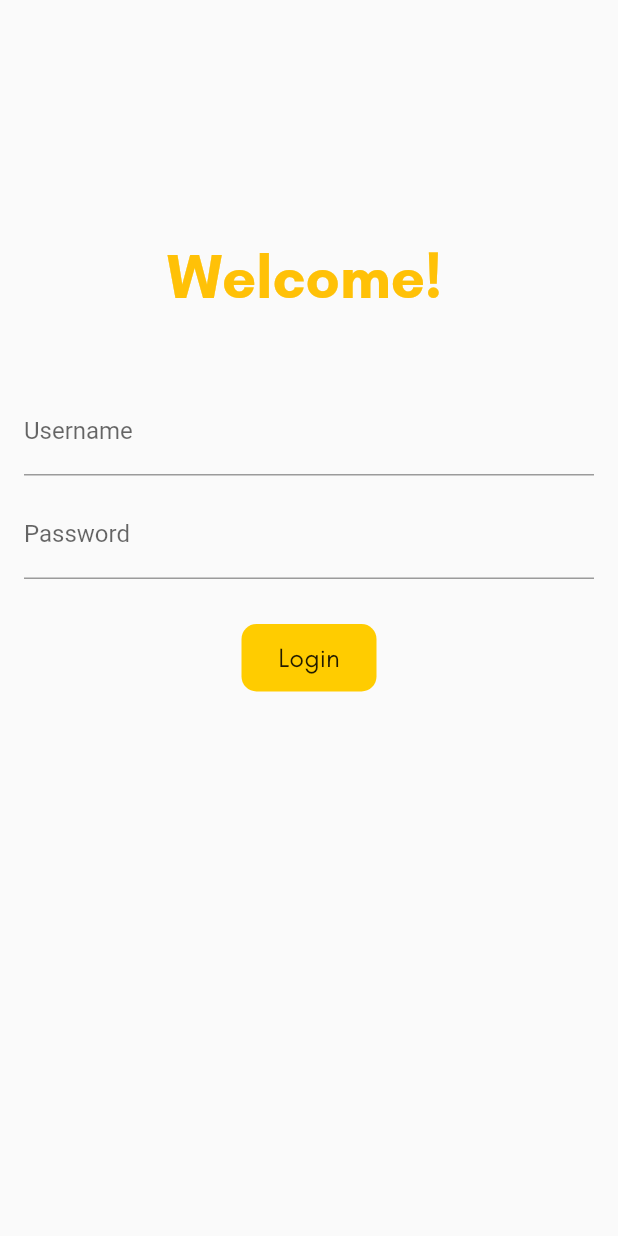
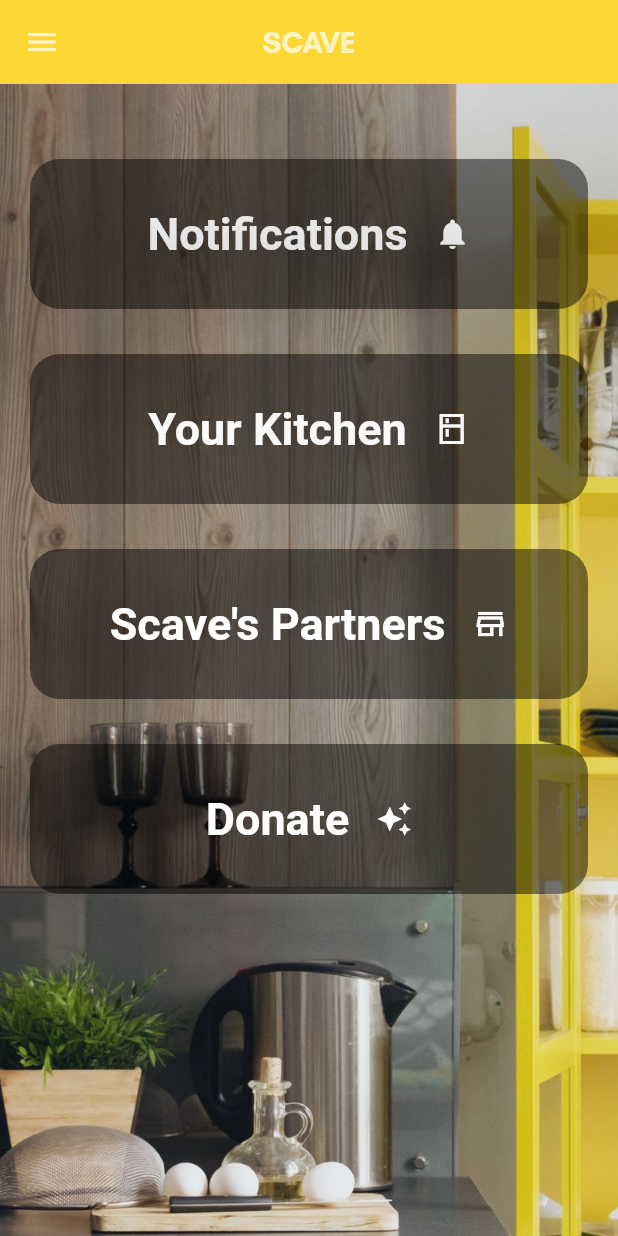
Before and after one commit to Shivam25092001/SCAVE, a Flutter app: the screen it shows after launch, on a phone screen of 412 x 824 dp. Run offline on Flutter 3.47's test engine with Material 2 defaults, Android fonts, the phone set to English and light mode, and no system bars.

```diff
--- a/lib/Utils/Routes.dart
+++ b/lib/Utils/Routes.dart
@@ -3,4 +3,6 @@
   static String introRoute = "/intro";
   static String homeRoute = "/home";
   static String yourKitchenRoute = "/yourKitchen";
+  static String notifyDataRoute = "/notifyData";
+  static String home2Route = "/homeData";
 }
--- a/lib/customWidgets/GroceryItemWidget.dart
+++ b/lib/customWidgets/GroceryItemWidget.dart
@@ -14,7 +14,7 @@
               leading: Image.asset("Assets/itemImages/${item.filename}.jpg", fit: BoxFit.fill,),
               //leading: Image.asset("Assets/itemImages/6.jpg", fit: BoxFit.fill,),
               title: Text(item.name),
-              subtitle: Text(item.DoEx),
+              subtitle: Text(item.type),
             ),
           ),
         ]
--- a/lib/customWidgets/groceryItem.dart
+++ b/lib/customWidgets/groceryItem.dart
@@ -5,6 +5,7 @@
 
 class GroceryModel {
   static List<Items> itm;
+  static List<Items> sortedItm;
 }
 
 
--- a/lib/main.dart
+++ b/lib/main.dart
@@ -1,7 +1,9 @@
 import 'package:flutter/material.dart';
 import 'package:flutter_app/Utils/Routes.dart';
+import 'package:flutter_app/pages/Home2.dart';
 import 'package:flutter_app/pages/Intro_page.dart';
 import 'package:flutter_app/pages/home.dart';
+import 'package:flutter_app/pages/upcoming_notify.dart';
 import 'package:flutter_app/pages/your_kitchen.dart';
 import 'package:flutter_app/pages/login_page.dart';
 import 'dart:async';
@@ -18,13 +20,15 @@
     return MaterialApp(
       themeMode: ThemeMode.system,
       theme: ThemeData(primarySwatch: Colors.amber),
-      initialRoute: MyRoutes.loginRoute,
+      initialRoute: MyRoutes.home2Route,
 
       routes: {
         MyRoutes.introRoute: (context) => Intro(),
         MyRoutes.loginRoute: (context) => Login(),
         MyRoutes.homeRoute: (context) => homepage(),
         MyRoutes.yourKitchenRoute: (context) => yourKitchen(),
+        MyRoutes.notifyDataRoute: (context) => notifyData(),
+        MyRoutes.home2Route: (context) => homed(),
       },
     );
   }
--- /dev/null
+++ b/lib/pages/Home2.dart
@@ -0,0 +1,169 @@
+import 'dart:ui';
+import 'package:flutter/cupertino.dart';
+import 'package:flutter/material.dart';
+import 'package:flutter/painting.dart';
+import 'package:flutter/widgets.dart';
+import 'package:flutter_app/Utils/Routes.dart';
+import 'package:flutter_app/customWidgets/Drawer.dart';
+
+// ignore: camel_case_types
+class homed extends StatefulWidget {
+  @override
+  _homedState createState() => _homedState();
+}
+
+class _homedState extends State<homed> {
+  @override
+  Widget build(BuildContext context) {
+    return Scaffold(
+      drawer: AppDrawer(),
+      appBar: AppBar(
+        iconTheme: IconThemeData(color: Colors.white70),
+        centerTitle: true,
+        elevation: 70,
+        backgroundColor: Colors.yellow[600],
+        shadowColor: Colors.black,
+        title: Text('SCAVE',
+            style: TextStyle(
+                fontFamily: 'GlacialIndifference',
+                fontWeight: FontWeight.bold,
+                color: Colors.white70
+            )),
+      ),
+      body: Stack(
+        children: [
+          Container(
+              constraints: BoxConstraints.expand(),
+              decoration: BoxDecoration(
+                color: Colors.blueGrey,
+                image: DecorationImage(
+                  image: AssetImage("Assets/images/GettyImages-960874986.jpg"),
+                  fit: BoxFit.cover,
+                  colorFilter: ColorFilter.mode(Colors.black.withOpacity(0.85), BlendMode.dstATop),
+                )
+              ),
+          ),
+
+          Padding(
+            padding: const EdgeInsets.only(left: 20.0, right: 20.0),
+            child: ListView(
+              children: [
+                SizedBox(width: 50,height: 50,),
+
+                GestureDetector(
+                  child: AnimatedContainer(
+                    duration: Duration(seconds: 1),
+                    decoration: BoxDecoration(
+                      shape: BoxShape.rectangle,
+                      color: Colors.grey[800],
+                      borderRadius: BorderRadius.circular(20.0),
+                      backgroundBlendMode: BlendMode.hardLight,
+
+                    ),
+                    height: 100,
+                    width: MediaQuery.of(context).size.width,
+                    child: Row(
+                      mainAxisAlignment: MainAxisAlignment.center,
+                      children: [
+                        Text("Notifications", style: TextStyle(fontSize: 30, color: Colors.white, fontWeight: FontWeight.bold),),
+                        Padding(
+                          padding: const EdgeInsets.only(left: 18.0),
+                          child: Icon(Icons.notifications,color: Colors.white,),
+                        ),
+                      ],
+                    ),
+                  ),
+                  onTap: (){ Navigator.pushNamed(context, MyRoutes.notifyDataRoute); },
+                ),
+                SizedBox(width: 50,height: 30,),
+
+                GestureDetector(
+                  child: AnimatedContainer(
+                    duration: Duration(seconds: 1),
+                    decoration: BoxDecoration(
+                      shape: BoxShape.rectangle,
+                      color: Colors.grey[800],
+                      borderRadius: BorderRadius.circular(20.0),
+                      backgroundBlendMode: BlendMode.hardLight,
+
+                    ),
+                    height: 100,
+                    width: MediaQuery.of(context).size.width,
+                    child: Row(
+                      mainAxisAlignment: MainAxisAlignment.center,
+                      children: [
+                        Text("Your Kitchen", style: TextStyle(fontSize: 30, color: Colors.white, fontWeight: FontWeight.bold),),
+                        Padding(
+                          padding: const EdgeInsets.only(left: 18.0),
+                          child: Icon(Icons.kitchen_sharp,color: Colors.white,),
+                        ),
+                      ],
+                    ),
+                  ),
+                  onTap: (){ Navigator.pushNamed(context, MyRoutes.notifyDataRoute); },
+                ),
+                SizedBox(width: 50,height: 30,),
+
+                GestureDetector(
+                  child: AnimatedContainer(
+                    duration: Duration(seconds: 1),
+                    decoration: BoxDecoration(
+                      shape: BoxShape.rectangle,
+                      color: Colors.grey[800],
+                      borderRadius: BorderRadius.circular(20.0),
+                      backgroundBlendMode: BlendMode.hardLight,
+
+                    ),
+                    height: 100,
+                    width: MediaQuery.of(context).size.width,
+                    child: Row(
+                      mainAxisAlignment: MainAxisAlignment.center,
+                      children: [
+                        Text("Scave's Partners", style: TextStyle(fontSize: 30, color: Colors.white, fontWeight: FontWeight.bold),),
+                        Padding(
+                          padding: const EdgeInsets.only(left: 18.0),
+                          child: Icon(Icons.store_outlined,color: Colors.white,),
+                        ),
+                      ],
+                    ),
+                  ),
+                  onTap: (){ Navigator.pushNamed(context, MyRoutes.notifyDataRoute); },
+                ),
+                SizedBox(width: 50,height: 30,),
+
+                GestureDetector(
+                  child: AnimatedContainer(
+                    duration: Duration(seconds: 1),
+                    decoration: BoxDecoration(
+                      shape: BoxShape.rectangle,
+                      color: Colors.grey[800],
+                      borderRadius: BorderRadius.circular(20.0),
+                      backgroundBlendMode: BlendMode.hardLight,
+
+                    ),
+                    height: 100,
+                    width: MediaQuery.of(context).size.width,
+                    child: Row(
+                      mainAxisAlignment: MainAxisAlignment.center,
+                      children: [
+                        Text("Donate", style: TextStyle(fontSize: 30, color: Colors.white, fontWeight: FontWeight.bold),),
+                        Padding(
+                          padding: const EdgeInsets.only(left: 18.0),
+                          child: Icon(Icons.auto_awesome,color: Colors.white,),
+                        ),
+                      ],
+                    ),
+                  ),
+                  onTap: (){ Navigator.pushNamed(context, MyRoutes.notifyDataRoute); },
+                ),
+                SizedBox(width: 50,height: 30,),
+
+              ],
+            ),
+          )
+        ],
+      ),
+
+    );
+  }
+}
--- a/lib/pages/home.dart
+++ b/lib/pages/home.dart
@@ -53,7 +53,7 @@
                   children: [
                     GestureDetector(
                       onTap: (){
-                        Navigator.pushNamed(context, MyRoutes.yourKitchenRoute);
+                        Navigator.pushNamed(context, MyRoutes.notifyDataRoute);
                       },
                       child: Padding(
                         padding: const EdgeInsets.only(right:0.0, left: 8.0,top:25.0,bottom: 0.0),
--- a/lib/pages/your_kitchen.dart
+++ b/lib/pages/your_kitchen.dart
@@ -20,7 +20,7 @@
   }
 
   void loadData() async{
-    await Future.delayed(Duration(seconds: 3));
+    await Future.delayed(Duration(seconds: 2));
     var lJson = await rootBundle.loadString("Assets/files/items2.json" );
     var decodedData = jsonDecode(lJson);
     //print(decodedData);
@@ -29,7 +29,7 @@
     //print(itemData);
     GroceryModel.itm = List.from(itemData).map<Items> ((item) => Items.fromMap(item)).toList();
     //GroceryModel.itm.forEach((element) {print(element);});
-    print("Hello!" + "${GroceryModel.itm.length}");
+    //print("Hello!" + "${GroceryModel.itm.length}");
     setState(() {});
   }
 
```
Also changed, not shown: lib/customWidgets/notifTile.dart (added, +32 -0 lines), lib/pages/upcoming_notify.dart (added, +87 -0 lines), pubspec.yaml (+3 -4 lines), Assets/images/GettyImages-960874986.jpg (added), pubspec.lock.
